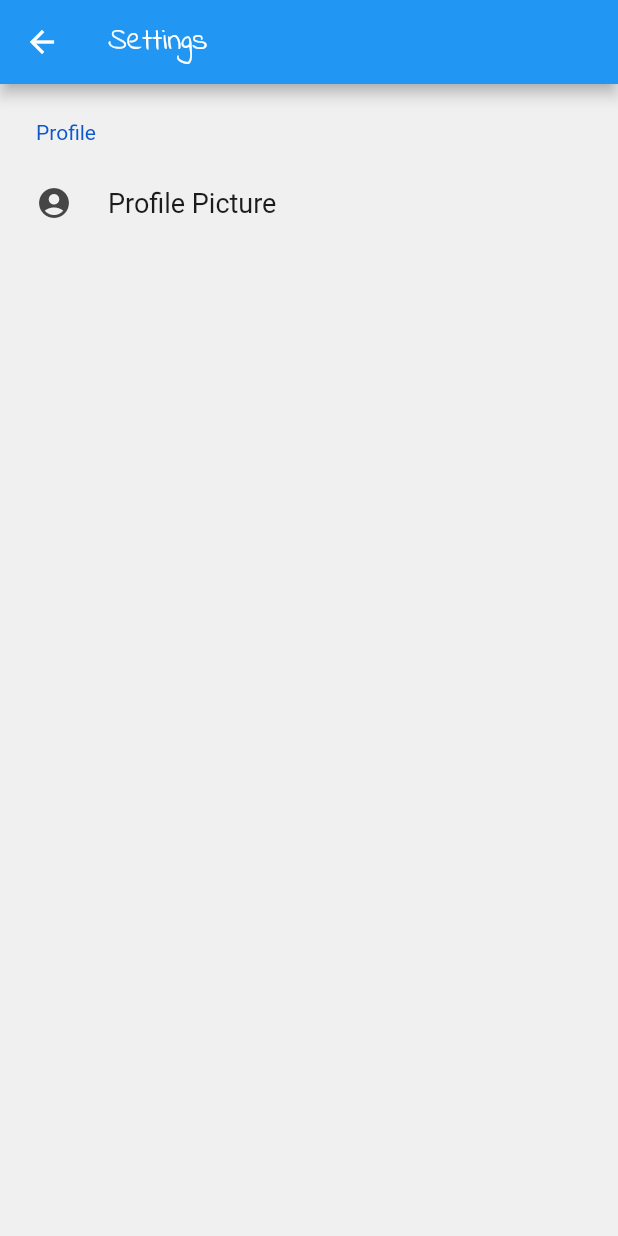
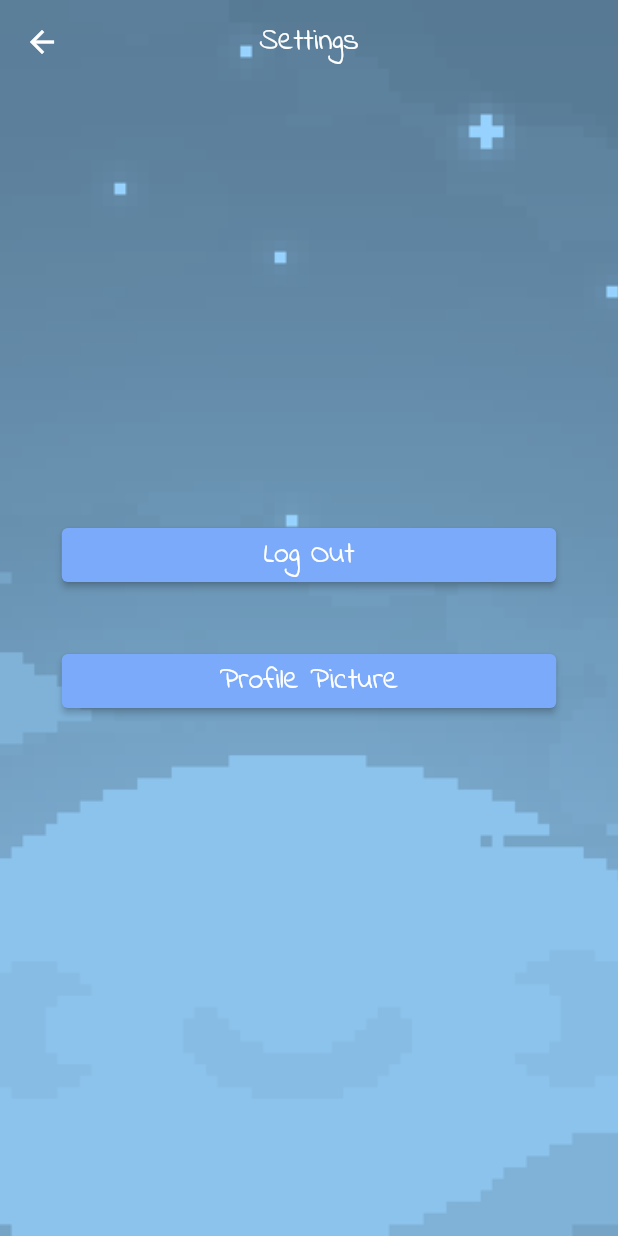
Before and after one commit to yuuutong/Orbital-Project, a Flutter app: the Settings screen opened directly, on a phone screen of 412 x 824 dp. Run offline on Flutter 3.47's test engine with Material 2 defaults, Android fonts, the phone set to English and light mode, and no system bars; drawn by our look-alikes of settings_ui; our stand-ins replace cloud_firestore, firebase_auth, firebase_core, fl_chart, shimmer; missing offline and left inert: loading_gifs, time_chart; accounts and stored records are empty.

Commit message:
update settings page
exception on logout is not handled yet

```diff
--- a/sleeplah/lib/home_page/HomeScreen.dart
+++ b/sleeplah/lib/home_page/HomeScreen.dart
@@ -6,7 +6,7 @@ import 'package:sleeplah/home_page/wakeUpButton.dart';
 import 'package:sleeplah/flower_collection/FlowerCollection.dart';
 import 'package:sleeplah/login_page/LoginScreen.dart';
 import 'package:sleeplah/NeighbourhoodScreen.dart';
-import 'package:sleeplah/settings_page/SettingsScreen.dart';
+import 'package:sleeplah/settings/settings.dart';
 import 'package:sleeplah/flowerCollectionHandbook/collection.dart';
 import 'package:sleeplah/shop/shop_page.dart';
 import 'package:sleeplah/statistics_page/StatisticsScreen.dart';
@@ -147,7 +147,7 @@ class _HomeScreenState extends State<HomeScreen> {
               onTap: () {
                 // Update the state of the app
                 Navigator.push(context,
-                    MaterialPageRoute(builder: (context) => const Settings()));
+                    MaterialPageRoute(builder: (context) => Settings()));
                 // Then close the drawer
                 //Navigator.pop(context);
               },
--- a/sleeplah/lib/login_page/LoginScreen.dart
+++ b/sleeplah/lib/login_page/LoginScreen.dart
@@ -3,7 +3,6 @@ import 'package:flutter/material.dart';
 import 'LogIn.dart';
 
 final FirebaseAuth auth = FirebaseAuth.instance;
-// late User? user;
 User? user;
 
 class LoginScreen extends StatefulWidget {
--- a/sleeplah/lib/profile_picking/pick_profile_screen.dart
+++ b/sleeplah/lib/profile_picking/pick_profile_screen.dart
@@ -1,4 +1,3 @@
-import 'package:sleeplah/settings_page/SettingsScreen.dart';
 import '../constant.dart';
 import 'package:firebase_auth/firebase_auth.dart';
 import 'package:flutter/material.dart';
--- /dev/null
+++ b/sleeplah/lib/settings/body.dart
@@ -0,0 +1,58 @@
+import 'package:sleeplah/login_page/LoginScreen.dart';
+import 'package:sleeplah/configurations/background.dart';
+import 'package:sleeplah/configurations/rounded_button.dart';
+import 'package:flutter/cupertino.dart';
+import 'package:flutter/material.dart';
+import 'package:sleeplah/profile_picking/pick_profile_screen.dart';
+import '../constant.dart';
+import 'package:firebase_auth/firebase_auth.dart';
+
+class Body extends StatelessWidget {
+  final FirebaseAuth _firebaseAuth = FirebaseAuth.instance;
+
+  _signOut() async {
+    await _firebaseAuth.signOut();
+  }
+
+  @override
+  Widget build(BuildContext context) {
+    return Background(
+        child: SingleChildScrollView(
+            child: Column(
+      crossAxisAlignment: CrossAxisAlignment.center,
+      children: <Widget>[
+        Padding(
+          padding: const EdgeInsets.all(8.0),
+          child: RoundedButton(
+            press: () {
+              auth.signOut();
+              Navigator.of(context).pushReplacement(
+                  MaterialPageRoute(builder: (context) => LoginScreen()));
+            },
+                /* () async {
+              // Update the state of the app
+              await _signOut();
+              if (_firebaseAuth.currentUser == null) {
+                Navigator.push(
+                  context,
+                  MaterialPageRoute(builder: (context) => LoginScreen()),
+                );
+              }
+            }, */
+            text: 'Log Out',
+          ),
+        ),
+        Padding(
+          padding: const EdgeInsets.all(8.0),
+          child: RoundedButton(
+            press: () {
+              Navigator.of(context).pushReplacement(
+                  MaterialPageRoute(builder: (context) => profilePage()));
+            },
+            text: 'Profile Picture',
+          ),
+        )
+      ],
+    )));
+  }
+}
--- /dev/null
+++ b/sleeplah/lib/settings/settings.dart
@@ -0,0 +1,21 @@
+import 'package:sleeplah/settings/body.dart';
+import 'package:flutter/cupertino.dart';
+import 'package:flutter/material.dart';
+
+class Settings extends StatelessWidget {
+  @override
+  Widget build(BuildContext context) {
+    return Scaffold(
+      extendBodyBehindAppBar: true,
+      backgroundColor: Colors.transparent,
+      resizeToAvoidBottomInset: false, //fix pixel overflow
+      appBar: AppBar(
+        elevation: 0,
+        backgroundColor: Colors.transparent,
+        title: Text("Settings"),
+        centerTitle: true,
+      ),
+      body: Body(),
+    );
+  }
+}
--- a/sleeplah/lib/settings_page/SettingsScreen.dart
+++ /dev/null
@@ -1,50 +0,0 @@
-import 'package:firebase_auth/firebase_auth.dart';
-import 'package:firebase_core/firebase_core.dart';
-import 'package:flutter/material.dart';
-import 'package:settings_ui/settings_ui.dart';
-//import 'package:sleeplah/flowerCollectionHandbook/body.dart';
-import 'package:sleeplah/profile_picking/body.dart';
-import 'package:sleeplah/profile_picking/info.dart';
-import 'package:sleeplah/profile_picking/pick_profile_screen.dart';
-//import '../flowerCollectionHandbook/collection.dart';
-
-// try merging
-class Settings extends StatefulWidget {
-  const Settings({Key? key}) : super(key: key);
-
-  @override
-  State<Settings> createState() => _SettingsState();
-}
-
-class _SettingsState extends State<Settings> {
-  @override
-  Widget build(BuildContext context) {
-    return Scaffold(
-      appBar: AppBar(title: const Text("Settings")),
-      body: SettingsList(
-        sections: [
-          SettingsSection(
-            title: Text('Profile'),
-            tiles: <SettingsTile>[
-              SettingsTile.navigation(
-                leading: Icon(Icons.account_circle),
-                title: Text('Profile Picture'),
-                // value: Text('English'),
-                onPressed: (BuildContext context) {
-                  Navigator.push(context,
-                    MaterialPageRoute(builder: (context) => profilePage()));
-                },
-              ),
-              // SettingsTile.switchTile(
-              //   onToggle: (value) {},
-              //   initialValue: true,
-              //   leading: Icon(Icons.format_paint),
-              //   title: Text('Enable custom theme'),
-              // ),
-            ],
-          ),
-        ],
-      ),
-    );
-  }
-}
```
